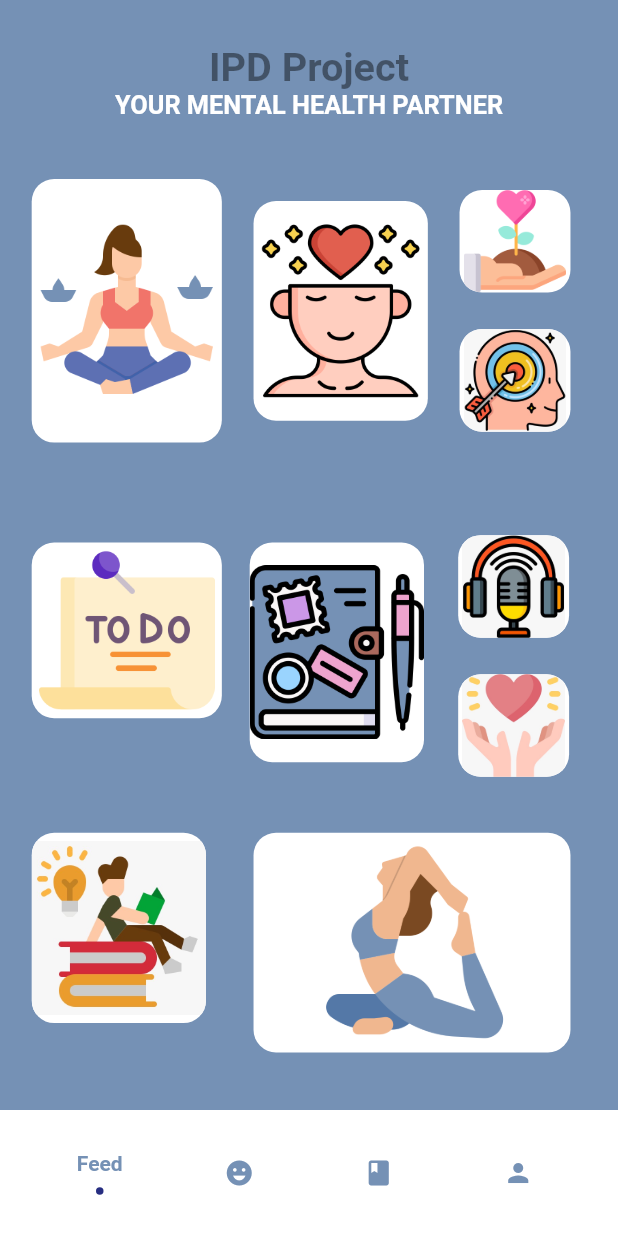
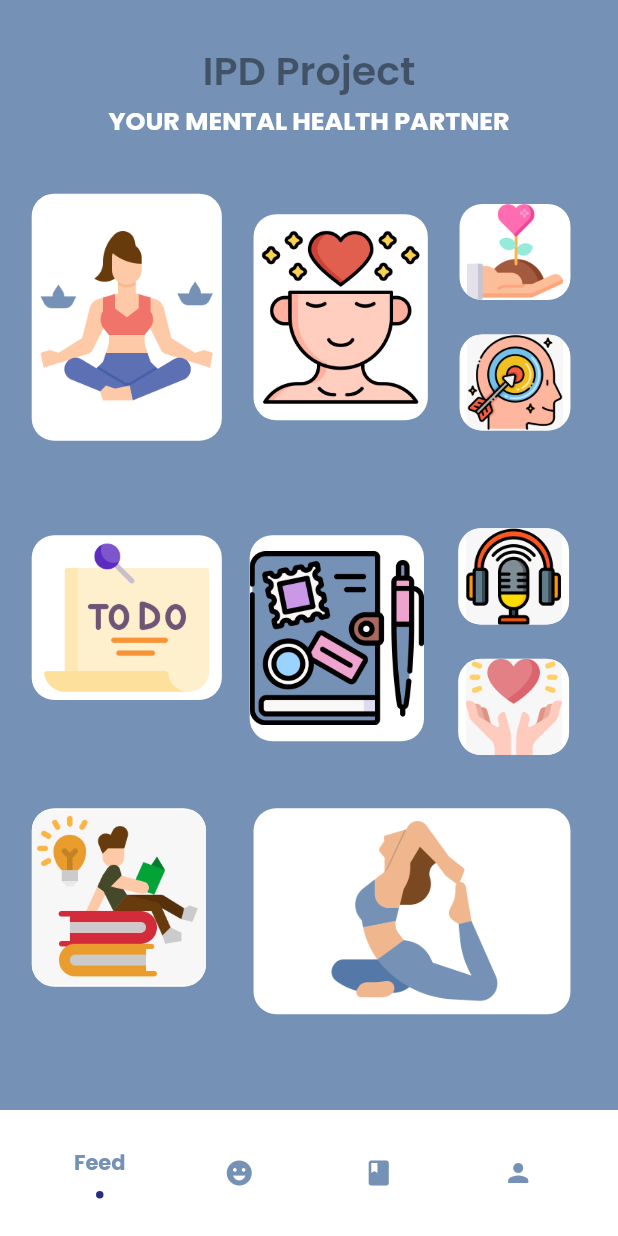
Before and after one commit to neminsheth/mental-health-assistant, a Flutter app: the screen it shows after launch, on a phone screen of 412 x 824 dp. Run offline on Flutter 3.47's test engine with Material 2 defaults, Android fonts, the phone set to English and light mode, and no system bars; drawn by our look-alikes of flashy_tab_bar2; our stand-ins replace flutter_svg; missing offline and left inert: video_thumbnail_imageview.

Commit message:
Font changed.

```diff
--- a/lib/feed/feed.dart
+++ b/lib/feed/feed.dart
@@ -9,7 +9,7 @@ class FeedPage extends StatelessWidget {
 
     // Define the original design dimensions
     const double originalWidth = 390.0;
-    const double originalHeight = 844.0;
+    const double originalHeight = 900.0;
 
     // Calculate width and height ratios
     final double widthRatio = size.width / originalWidth;
--- a/lib/main.dart
+++ b/lib/main.dart
@@ -14,6 +14,11 @@ class MyApp extends StatelessWidget {
       title: 'AI Mental Health',
       theme: ThemeData(
         primarySwatch: Colors.blue,
+        textTheme: TextTheme(
+          bodyText2: TextStyle(
+            fontFamily: 'Poppins',
+          ),
+        ),
       ),
       home: HomePage(),
     );
```
Also changed, not shown: lib/feed/todo.dart (+3 -8 lines), pubspec.yaml (+9 -11 lines).
